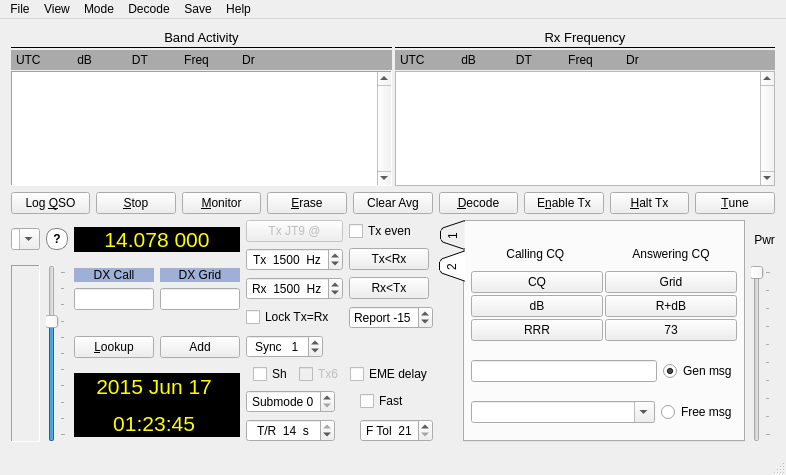
mtharp/wsjtx-mirror, file mainwindow.ui: the form before one commit.
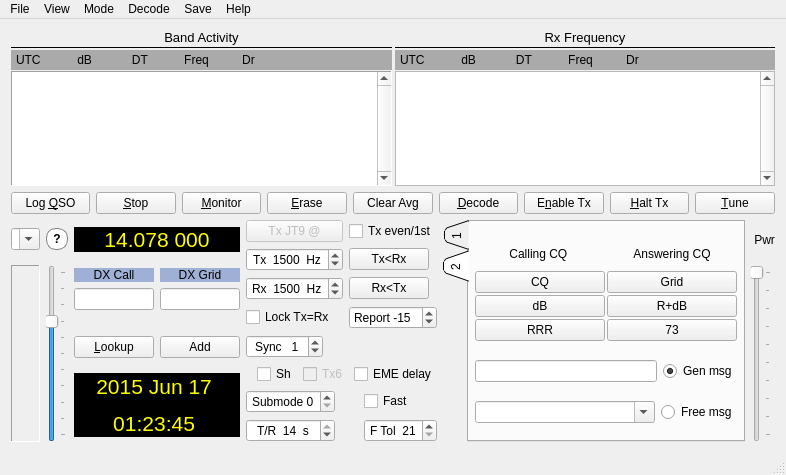
The form after the commit. Custom widgets are drawn as their Qt base class.

Commit message: Add JTMSK to list of modes on frequency-insert combobox. Relabel "Tx even" to "Tx even/1st"

Patch:
```diff
--- a/mainwindow.ui
+++ b/mainwindow.ui
@@ -638,7 +638,7 @@
                     <string>Check to Tx in even minutes, uncheck for odd minutes</string>
                    </property>
                    <property name="text">
-                    <string>Tx even</string>
+                    <string>Tx even/1st</string>
                    </property>
                   </widget>
                  </item>
```
The commit also changes 3 other files.
